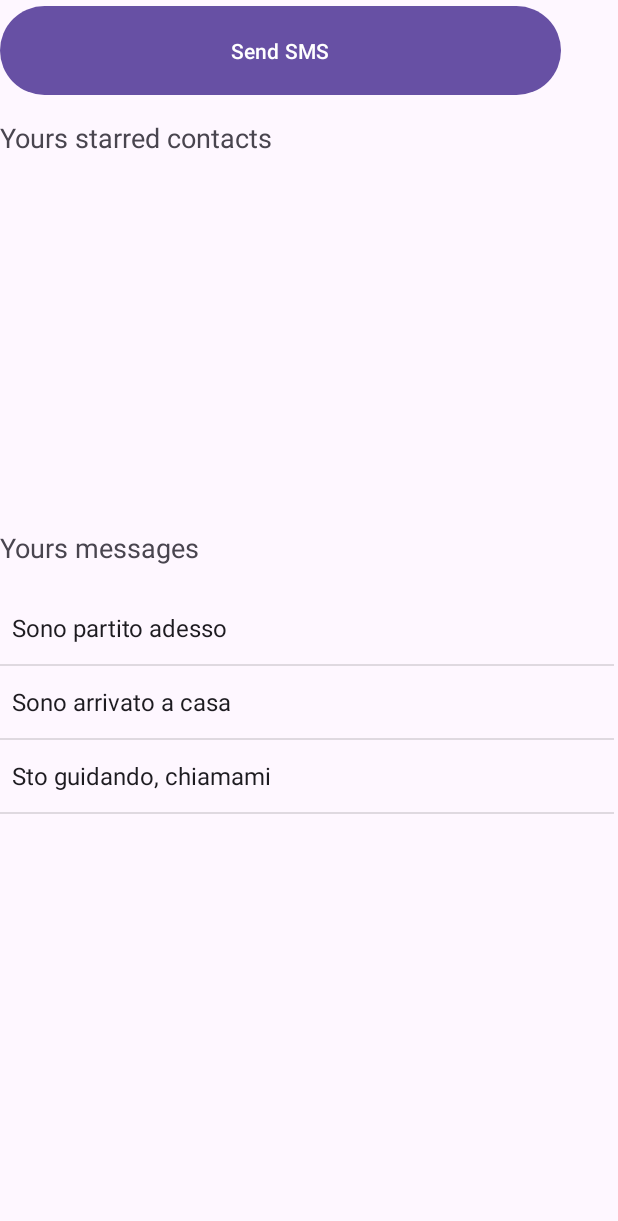
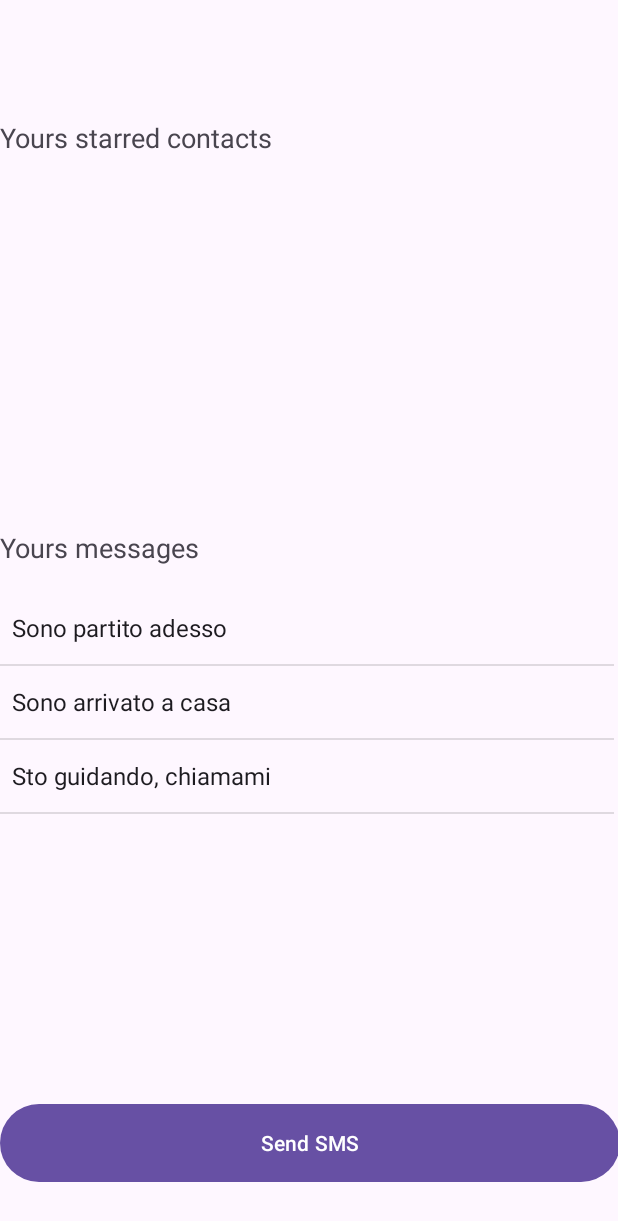
Before and after one commit to albertomorini/DrivinText, an Android app: the screen it shows after launch (MainActivity), on a phone screen of 412 x 824 dp. Shown: the top 1221 px of the screen. Run offline under Robolectric (Android 15) with nearby library versions, the phone set to English and light mode, and no system bars.

```diff
--- a/app/src/main/java/com/albertomorini/drivintext/ContactPicker.java
+++ b/app/src/main/java/com/albertomorini/drivintext/ContactPicker.java
@@ -16,6 +16,10 @@ import androidx.core.app.ActivityCompat;
 import androidx.core.content.ContextCompat;
 
 import java.util.ArrayList;
+import java.util.HashSet;
+import java.util.List;
+import java.util.Set;
+import java.util.stream.Collectors;
 
 public class ContactPicker {
     private static final int PERMISSIONS_REQUEST_READ_CONTACTS = 100;
@@ -78,7 +82,13 @@ public class ContactPicker {
             cursor.close();
         }
         Log.d(TAG, "total starred contacts: " + contacts.size());
-        return contacts;
+
+        Set<String> seenPhoneNumbers = new HashSet<>();
+        ArrayList<Contact> uniqueContacts = (ArrayList<Contact>) contacts.stream()
+                .filter(c -> seenPhoneNumbers.add(c.getPhoneNumber()))
+                .collect(Collectors.toList());
+
+        return uniqueContacts;
     }
 
 
--- a/app/src/main/res/layout/activity_main.xml
+++ b/app/src/main/res/layout/activity_main.xml
@@ -44,11 +44,12 @@
 
     <Button
         android:id="@+id/buttonSendSMS"
-        android:layout_width="374dp"
-        android:layout_height="67dp"
+        android:layout_width="413dp"
+        android:layout_height="60dp"
+        android:layout_marginBottom="32dp"
         android:text="Send SMS"
-        tools:layout_editor_absoluteX="16dp"
-        tools:layout_editor_absoluteY="591dp" />
+        app:layout_constraintBottom_toBottomOf="parent"
+        tools:layout_editor_absoluteX="-2dp" />
 
 
 </androidx.constraintlayout.widget.ConstraintLayout>
```
